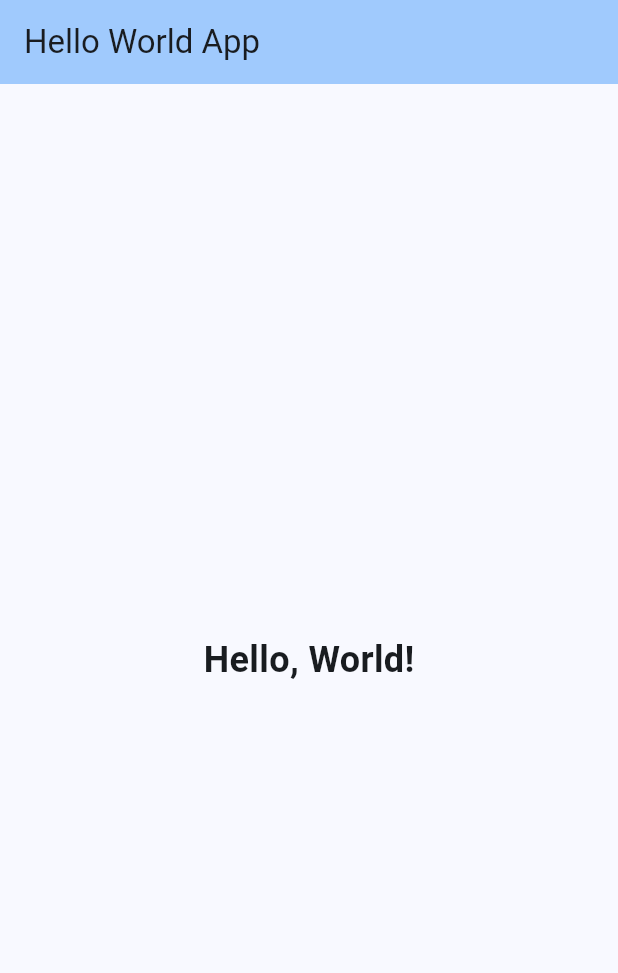
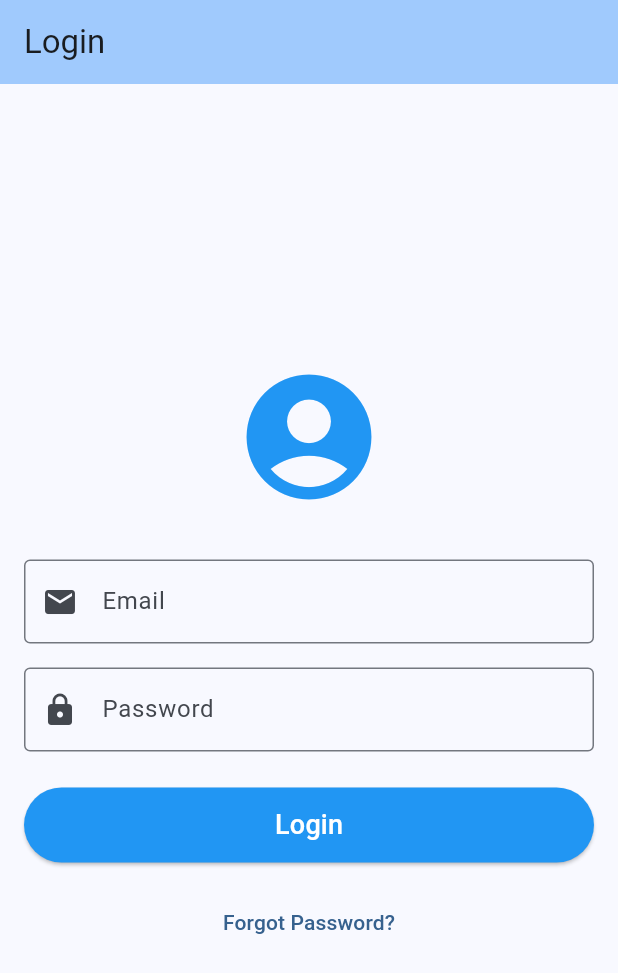
Before and after one commit to aletuan/your-training, a Flutter app: the screen it shows after launch, on a phone screen of 412 x 824 dp. Shown: the top 973 px of the screen. Run offline on Flutter 3.47's test engine with Material 3 defaults, Android fonts, the phone set to English and light mode, and no system bars.

Commit message:
feat: add login form with email and password fields

```diff
--- a/prototype/mobile/hello_world/lib/main.dart
+++ b/prototype/mobile/hello_world/lib/main.dart
@@ -10,32 +10,137 @@ class MyApp extends StatelessWidget {
   @override
   Widget build(BuildContext context) {
     return MaterialApp(
-      title: 'Hello World',
+      title: 'Login Demo',
       theme: ThemeData(
         colorScheme: ColorScheme.fromSeed(seedColor: Colors.blue),
         useMaterial3: true,
       ),
-      home: const MyHomePage(),
+      home: const LoginPage(),
     );
   }
 }
 
-class MyHomePage extends StatelessWidget {
-  const MyHomePage({super.key});
+class LoginPage extends StatefulWidget {
+  const LoginPage({super.key});
+
+  @override
+  State<LoginPage> createState() => _LoginPageState();
+}
+
+class _LoginPageState extends State<LoginPage> {
+  final _formKey = GlobalKey<FormState>();
+  final _emailController = TextEditingController();
+  final _passwordController = TextEditingController();
+
+  @override
+  void dispose() {
+    _emailController.dispose();
+    _passwordController.dispose();
+    super.dispose();
+  }
+
+  void _handleLogin() {
+    if (_formKey.currentState!.validate()) {
+      // TODO: Implement login logic
+      ScaffoldMessenger.of(context).showSnackBar(
+        const SnackBar(content: Text('Processing Login...')),
+      );
+    }
+  }
 
   @override
   Widget build(BuildContext context) {
     return Scaffold(
       appBar: AppBar(
         backgroundColor: Theme.of(context).colorScheme.inversePrimary,
-        title: const Text('Hello World App'),
+        title: const Text('Login'),
       ),
-      body: const Center(
-        child: Text(
-          'Hello, World!',
-          style: TextStyle(
-            fontSize: 24,
-            fontWeight: FontWeight.bold,
+      body: Padding(
+        padding: const EdgeInsets.all(16.0),
+        child: Form(
+          key: _formKey,
+          child: Column(
+            mainAxisAlignment: MainAxisAlignment.center,
+            children: [
+              // Logo or Image could go here
+              const Icon(
+                Icons.account_circle,
+                size: 100,
+                color: Colors.blue,
+              ),
+              const SizedBox(height: 32),
+
+              // Email Field
+              TextFormField(
+                controller: _emailController,
+                decoration: const InputDecoration(
+                  labelText: 'Email',
+                  hintText: 'Enter your email',
+                  prefixIcon: Icon(Icons.email),
+                  border: OutlineInputBorder(),
+                ),
+                keyboardType: TextInputType.emailAddress,
+                validator: (value) {
+                  if (value == null || value.isEmpty) {
+                    return 'Please enter your email';
+                  }
+                  if (!value.contains('@')) {
+                    return 'Please enter a valid email';
+                  }
+                  return null;
+                },
+              ),
+              const SizedBox(height: 16),
+
+              // Password Field
+              TextFormField(
+                controller: _passwordController,
+                decoration: const InputDecoration(
+                  labelText: 'Password',
+                  hintText: 'Enter your password',
+                  prefixIcon: Icon(Icons.lock),
+                  border: OutlineInputBorder(),
+                ),
+                obscureText: true,
+                validator: (value) {
+                  if (value == null || value.isEmpty) {
+                    return 'Please enter your password';
+                  }
+                  if (value.length < 6) {
+                    return 'Password must be at least 6 characters';
+                  }
+                  return null;
+                },
+              ),
+              const SizedBox(height: 24),
+
+              // Login Button
+              SizedBox(
+                width: double.infinity,
+                height: 50,
+                child: ElevatedButton(
+                  onPressed: _handleLogin,
+                  style: ElevatedButton.styleFrom(
+                    backgroundColor: Colors.blue,
+                    foregroundColor: Colors.white,
+                  ),
+                  child: const Text(
+                    'Login',
+                    style: TextStyle(fontSize: 18),
+                  ),
+                ),
+              ),
+
+              const SizedBox(height: 16),
+
+              // Forgot Password Link
+              TextButton(
+                onPressed: () {
+                  // TODO: Implement forgot password
+                },
+                child: const Text('Forgot Password?'),
+              ),
+            ],
           ),
         ),
       ),
```
